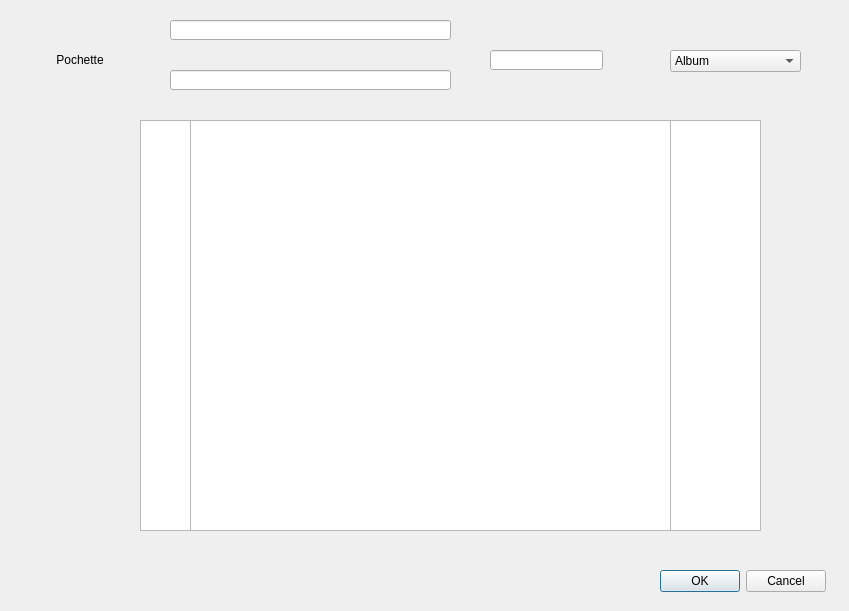
First picture: the form in projet-musique/core/modifieralbumdialog.ui, repository toopoormaghell/projet-musique, before the edit.
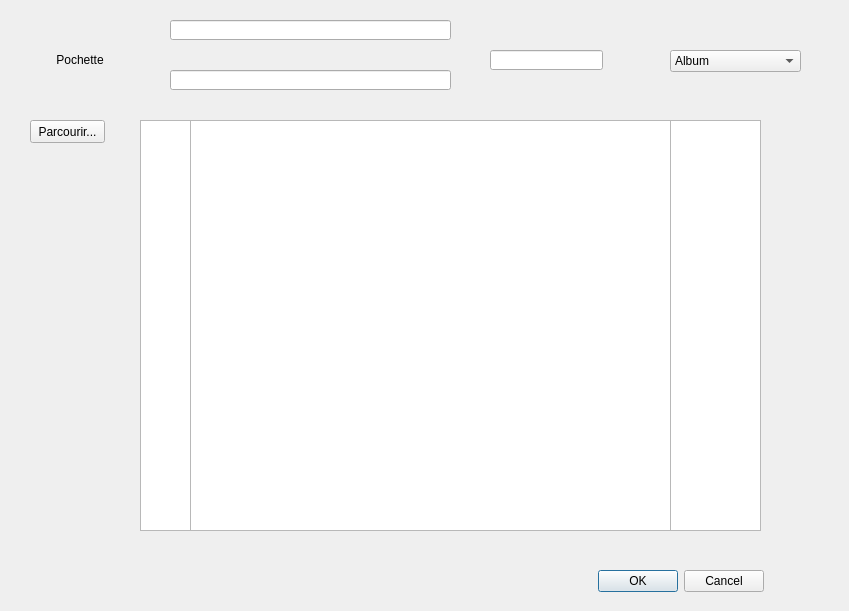
Second picture: the form after the edit.

The edit to the form file:
```diff
--- a/projet-musique/core/modifieralbumdialog.ui
+++ b/projet-musique/core/modifieralbumdialog.ui
@@ -73,6 +73,9 @@
    <property name="standardButtons">
     <set>QDialogButtonBox::Cancel|QDialogButtonBox::Ok</set>
    </property>
+   <property name="centerButtons">
+    <bool>true</bool>
+   </property>
   </widget>
   <widget class="QLineEdit" name="Annee">
    <property name="geometry">
@@ -151,6 +154,19 @@
     <bool>true</bool>
    </property>
   </widget>
+  <widget class="QPushButton" name="Parcourir">
+   <property name="geometry">
+    <rect>
+     <x>30</x>
+     <y>120</y>
+     <width>75</width>
+     <height>23</height>
+    </rect>
+   </property>
+   <property name="text">
+    <string>Parcourir...</string>
+   </property>
+  </widget>
  </widget>
  <resources/>
  <connections/>
```
